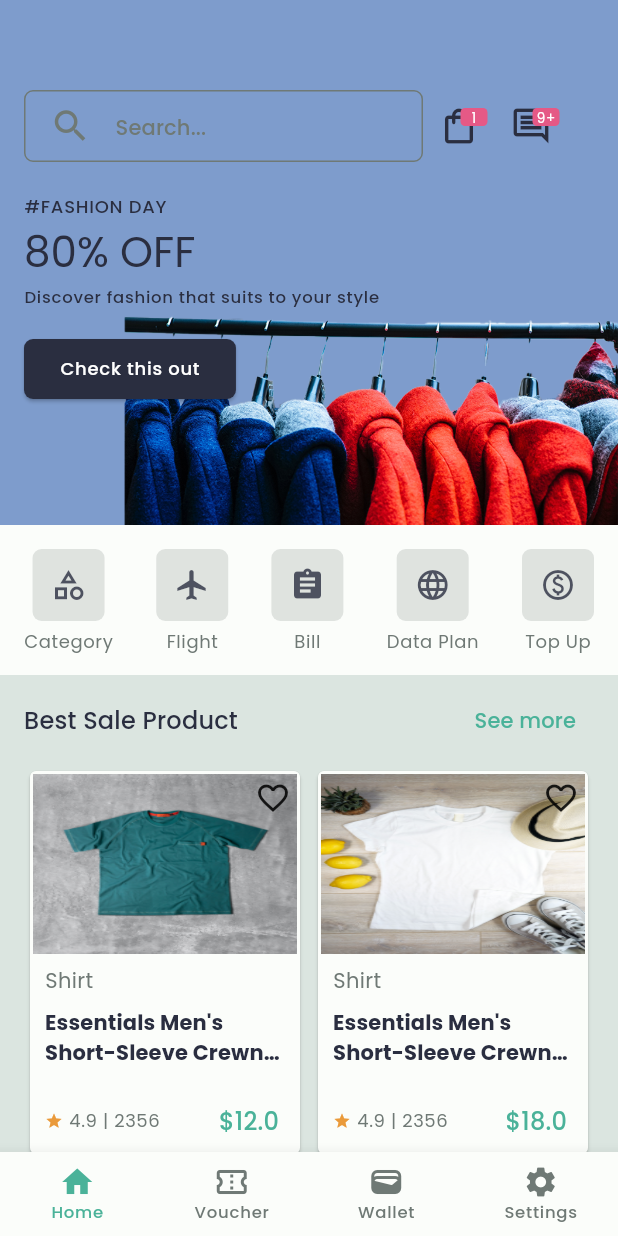
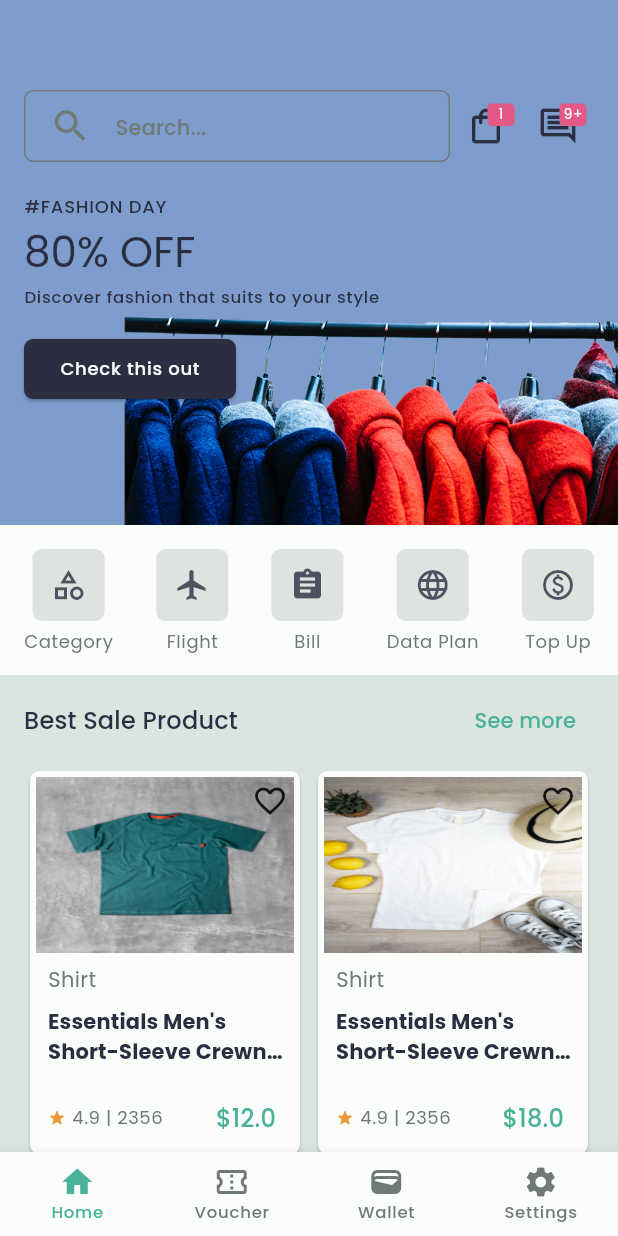
Before and after one commit to doc2dev/tokosmile, a Flutter app: the screen it shows after launch, on a phone screen of 412 x 824 dp. Run offline on Flutter 3.47's test engine with Material 2 defaults, Android fonts, the phone set to English and light mode, and no system bars.

```diff
--- a/lib/app.dart
+++ b/lib/app.dart
@@ -16,7 +16,7 @@ class _AppState extends State<App> {
     return MaterialApp(
       title: 'Tokosmile',
       theme: lightTheme,
-      home: const MyHomePage(title: 'Flutter Demo Home Page'),
+      home: const MyHomePage(title: 'Tokosmile'),
       debugShowCheckedModeBanner: false,
     );
   }
--- a/lib/data/sample_data.dart
+++ b/lib/data/sample_data.dart
@@ -6,7 +6,7 @@ var sampleProducts = [
     description: "Essentials Men's Short-Sleeve Crewneck T-Shirt",
     avgRating: 4.9,
     numOfReviews: 2356,
-    itemsSold: 100,
+    itemsSold: 2934,
     images: [
       "images/product_1.jpg",
       "images/product_2.jpg",
@@ -21,7 +21,7 @@ var sampleProducts = [
     description: "Essentials Men's Short-Sleeve Crewneck T-Shirt",
     avgRating: 4.9,
     numOfReviews: 2356,
-    itemsSold: 100,
+    itemsSold: 2934,
     images: [
       "images/product_2.jpg",
       "images/product_3.jpg",
@@ -36,7 +36,7 @@ var sampleProducts = [
     description: "Essentials Women's Bag Long Strap",
     avgRating: 4.9,
     numOfReviews: 2356,
-    itemsSold: 100,
+    itemsSold: 2934,
     images: [
       "images/bag_2.jpg",
       "images/bag_3.jpg",
@@ -51,7 +51,7 @@ var sampleProducts = [
     description: "Essentials Men's Short-Sleeve Crewneck T-Shirt",
     avgRating: 4.9,
     numOfReviews: 2356,
-    itemsSold: 100,
+    itemsSold: 2934,
     images: [
       "images/product_3.jpg",
       "images/product_4.jpg",
@@ -66,7 +66,7 @@ var sampleProducts = [
     description: "Essentials Men's Regular-Fit Long-Sleeve Oxford T-Shirt",
     avgRating: 4.9,
     numOfReviews: 2356,
-    itemsSold: 100,
+    itemsSold: 2934,
     images: [
       "images/product_4.jpg",
       "images/product_5.jpg",
@@ -81,7 +81,7 @@ var sampleProducts = [
     description: "Essentials Women's Bag Long Strap",
     avgRating: 4.9,
     numOfReviews: 2356,
-    itemsSold: 100,
+    itemsSold: 2934,
     images: [
       "images/bag_1.jpg",
       "images/bag_2.jpg",
@@ -96,7 +96,7 @@ var sampleProducts = [
     description: "Essentials Men's Regular-Fit Long-Sleeve Oxford T-Shirt",
     avgRating: 4.9,
     numOfReviews: 2356,
-    itemsSold: 100,
+    itemsSold: 2934,
     images: [
       "images/product_5.jpg",
       "images/product_1.jpg",
@@ -111,7 +111,7 @@ var sampleProducts = [
     description: "Essentials Women's Bag Long Strap",
     avgRating: 4.9,
     numOfReviews: 2356,
-    itemsSold: 100,
+    itemsSold: 2934,
     images: [
       "images/bag_3.jpg",
       "images/bag_4.jpg",
@@ -126,7 +126,7 @@ var sampleProducts = [
     description: "Just a Women's Bag Long Strap",
     avgRating: 4.9,
     numOfReviews: 2356,
-    itemsSold: 100,
+    itemsSold: 2934,
     images: [
       "images/bag_2.jpg",
       "images/bag_1.jpg",
--- a/lib/ui/carousel/carousel_sliver.dart
+++ b/lib/ui/carousel/carousel_sliver.dart
@@ -58,8 +58,8 @@ class HeaderDelegate extends SliverPersistentHeaderDelegate {
     return Column(
       children: [
         Expanded(child: Carousel(items: items)),
-        ActionPanel(),
-        ProductHeader(),
+        const ActionPanel(),
+        const ProductHeader(),
       ],
     );
   }
@@ -79,7 +79,7 @@ class HeaderDelegate extends SliverPersistentHeaderDelegate {
 }
 
 /*TODO:
-* - bottom navigation
 * - product detail view
+* - detail view entry animation
 * - bloc integration
 * */
--- a/lib/ui/home/home.dart
+++ b/lib/ui/home/home.dart
@@ -2,8 +2,10 @@ import 'package:flutter/material.dart';
 import 'package:tokosmile/data/sample_data.dart';
 import 'package:tokosmile/ui/carousel/carousel_sliver.dart';
 import 'package:tokosmile/ui/product/product_list.dart';
+import 'package:tokosmile/ui/productdetail/product_detail.dart';
 import 'package:tokosmile/ui/topbar/topbar.dart';
 
+import '../../data/data_classes.dart';
 import 'bottom_nav.dart';
 
 class MyHomePage extends StatefulWidget {
--- a/lib/ui/product/product_item.dart
+++ b/lib/ui/product/product_item.dart
@@ -2,24 +2,30 @@ import 'package:flutter/material.dart';
 import 'package:tokosmile/data/data_classes.dart';
 import 'package:tokosmile/theme/theme.dart';
 
+typedef OnProductItemClick = void Function(Product product);
+
 class ProductItem extends StatelessWidget {
   final Product product;
+  final OnProductItemClick onProductItemClick;
 
   const ProductItem({
     super.key,
     required this.product,
+    required this.onProductItemClick,
   });
 
   @override
   Widget build(BuildContext context) {
     return AspectRatio(
       aspectRatio: 1 / 1.4,
+      child: GestureDetector(
+        onTap: () { onProductItemClick(product); },
         child: Card(
           shape: const RoundedRectangleBorder(
-          borderRadius: BorderRadius.all(Radius.circular(4.0)),
+            borderRadius: BorderRadius.all(Radius.circular(6.0)),
           ),
           child: Container(
-          padding: const EdgeInsets.all(2.0),
+            padding: const EdgeInsets.all(4.0),
             child: Column(
               crossAxisAlignment: CrossAxisAlignment.start,
               children: [
@@ -89,7 +95,7 @@ class ProductItem extends StatelessWidget {
                                   .textTheme()
                                   .bodySmall!
                                   .copyWith(color: context.colors().outline),
-                          )
+                            ),
                           ],
                         ),
                         const Spacer(flex: 1),
@@ -108,6 +114,7 @@ class ProductItem extends StatelessWidget {
             ),
           ),
         ),
+      ),
     );
   }
 }
--- a/lib/ui/product/product_list.dart
+++ b/lib/ui/product/product_list.dart
@@ -2,6 +2,7 @@ import 'package:flutter/material.dart';
 import 'package:tokosmile/theme/theme.dart';
 
 import '../../data/data_classes.dart';
+import '../productdetail/product_detail.dart';
 import 'product_row.dart';
 
 class ProductList extends StatelessWidget {
@@ -24,6 +25,13 @@ class ProductList extends StatelessWidget {
     return pairs;
   }
 
+  void _navigateToDetail(Product product, BuildContext context) {
+    Navigator.push(
+      context,
+      MaterialPageRoute(builder: (context) => ProductDetail(product: product)),
+    );
+  }
+
   @override
   Widget build(BuildContext context) {
     var pairs = getPairs();
@@ -35,7 +43,12 @@ class ProductList extends StatelessWidget {
         itemCount: pairs.length,
         shrinkWrap: true,
         itemBuilder: (BuildContext context, int index) {
-          return ProductRow(pair: pairs[index]);
+          return ProductRow(
+            pair: pairs[index],
+            onProductItemClick: (product) {
+              _navigateToDetail(product, context);
+            },
+          );
         },
       ),
     );
--- a/lib/ui/product/product_row.dart
+++ b/lib/ui/product/product_row.dart
@@ -5,10 +5,12 @@ import 'product_item.dart';
 
 class ProductRow extends StatelessWidget {
   final List<Product> pair;
+  final OnProductItemClick onProductItemClick;
 
   const ProductRow({
     super.key,
     required this.pair,
+    required this.onProductItemClick,
   });
 
   @override
@@ -18,12 +20,20 @@ class ProductRow extends StatelessWidget {
       children: [
         Expanded(
           flex: 1,
-          child: ProductItem(product: pair[0]),
+          child: ProductItem(
+            product: pair[0],
+            onProductItemClick: onProductItemClick,
+          ),
         ),
         const SizedBox(width: 4.0),
         Expanded(
           flex: 1,
-          child: isFull ? ProductItem(product: pair[1]) : const SizedBox(),
+          child: isFull
+              ? ProductItem(
+                  product: pair[1],
+                  onProductItemClick: onProductItemClick,
+                )
+              : const SizedBox(),
         ),
       ],
     );
--- a/lib/ui/topbar/badge.dart
+++ b/lib/ui/topbar/badge.dart
@@ -39,7 +39,7 @@ class PinkBadge extends StatelessWidget {
             right: 5.0,
             child: Container(
               width: 18.0,
-              height: 12.0,
+              height: 15.0,
               decoration: roundedCorner(
                 radius: 3.0,
                 bgColor: tertiaryColor,
--- a/lib/ui/topbar/topbar.dart
+++ b/lib/ui/topbar/topbar.dart
@@ -34,8 +34,8 @@ class TopBar extends StatelessWidget {
             child: Row(
               crossAxisAlignment: CrossAxisAlignment.center,
               children: [
-                Flexible(
-                  flex: 14,
+                Expanded(
+                  flex: 1,
                   child: Container(
                     height: 48,
                     decoration: roundedCorner(
@@ -64,11 +64,8 @@ class TopBar extends StatelessWidget {
                     ),
                   ),
                 ),
-                Flexible(
-                  flex: 6,
-                  child: Row(
-                    crossAxisAlignment: CrossAxisAlignment.center,
-                    children: const [
+                const Row(
+                  children: [
                     PinkBadge(
                       iconData: Icons.shopping_bag_outlined,
                       badgeLabel: "1",
@@ -79,7 +76,6 @@ class TopBar extends StatelessWidget {
                     ),
                   ],
                 ),
-                ),
               ],
             ),
           ),
```
Also changed, not shown: lib/ui/productdetail/center_dot.dart (added, +26 -0 lines), lib/ui/productdetail/product_detail.dart (added, +287 -0 lines), lib/ui/productdetail/product_detail_view.dart (added, +101 -0 lines). Lines whose indentation alone changed are shown as unchanged.
